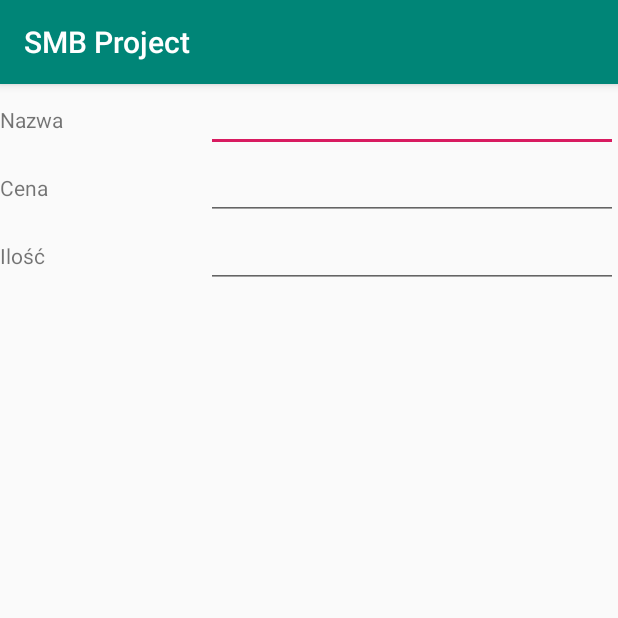
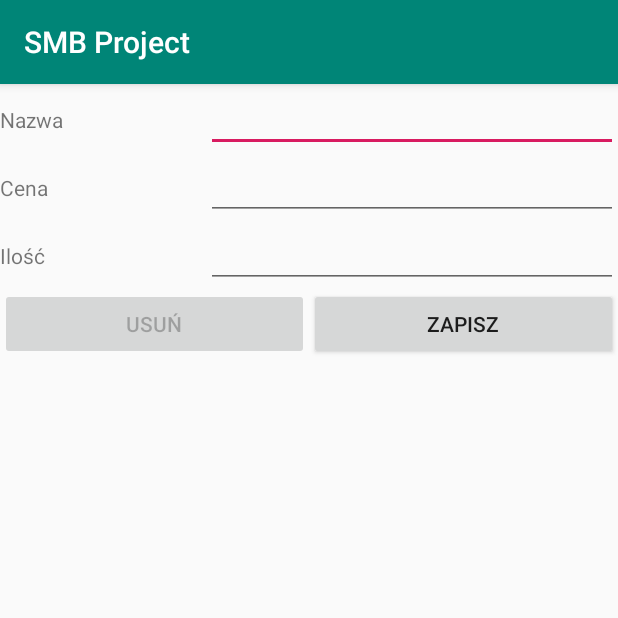
Before and after one commit to LukSpiewak/SMB-Project, an Android app: the ListActivity screen opened directly, with no data from a screen before it, after a tap on "DODAJ", on a phone screen of 412 x 824 dp, the top half of it. Run offline under Robolectric (Android 15) with nearby library versions, the phone set to English and light mode, and no system bars; 1 other tap on this screen came first.

```diff
--- /dev/null
+++ b/app/src/main/java/smb/pja/smbproject/first/db/DataBaseHandler.java
@@ -0,0 +1,96 @@
+package smb.pja.smbproject.first.db;
+
+import android.content.ContentValues;
+import android.content.Context;
+import android.content.Intent;
+import android.database.Cursor;
+import android.database.sqlite.SQLiteDatabase;
+import android.database.sqlite.SQLiteOpenHelper;
+import android.graphics.Path;
+
+import java.util.ArrayList;
+import java.util.Collections;
+import java.util.List;
+import java.util.Optional;
+
+import smb.pja.smbproject.first.list.Item;
+
+public final class DataBaseHandler extends SQLiteOpenHelper {
+
+    private static final int VERSION = 1;
+    private static final String DB_NAME = "CW_1";
+    private SQLiteDatabase db;
+
+    public DataBaseHandler(Context context) {
+        super(context, DB_NAME, null, VERSION);
+        db = getReadableDatabase();
+    }
+
+    @Override
+    public void onCreate(SQLiteDatabase db) {
+        String elementsTable = "" +
+                "CREATE TABLE elementsList (" +
+                "id INTEGER PRIMARY KEY, " +
+                "name TEXT, " +
+                "price NUMERIC, " +
+                "amount INTEGER, " +
+                "bought INTEGER" +
+                ")";
+        db.execSQL(elementsTable);
+    }
+
+    @Override
+    public void onUpgrade(SQLiteDatabase db, int oldVersion, int newVersion) {
+
+    }
+
+    public void addRow(Item item) {
+        ContentValues values = new ContentValues();
+        values.put("name", item.getProductName());
+        values.put("price", item.getPrice());
+        values.put("amount", item.getAmount());
+        values.put("bought", item.isBought());
+        db.insert("elementsList", null, values);
+
+    }
+
+    public Optional<List<Item>> getAllItems() {
+        String query = "SELECT * FROM elementsList";
+
+        Cursor cursor = db.rawQuery(query, null);
+        if (cursor.moveToFirst()) {
+            List<Item> results = new ArrayList<>();
+             do {
+                Integer id = cursor.getInt(0);
+                String name = cursor.getString(1);
+                Float price = cursor.getFloat(2);
+                Integer amount = cursor.getInt(3);
+                Boolean bought = cursor.getInt(4) == 1;
+
+                results.add(new Item(id, name, price, amount, bought));
+            } while (cursor.moveToNext());
+            return Optional.of(results);
+        }
+
+        return Optional.empty();
+    }
+
+    public void update(Item currentItem) {
+        ContentValues cv = new ContentValues();
+        cv.put("name", currentItem.getProductName());
+        cv.put("price", currentItem.getPrice());
+        cv.put("amount", currentItem.getAmount());
+        cv.put("bought", currentItem.isBought() ? 1 : 0);
+        db.update("elementsList", cv, "id = " + currentItem.getId(), null);
+    }
+
+    public void remove(Integer id) {
+        db.delete("elementsList", "id = " + id, null);
+    }
+
+    public void updateCheckbox(Integer idItem, boolean isChecked) {
+        ContentValues cv = new ContentValues();
+        cv.put("bought", isChecked ? 1 : 0);
+        db.update("elementsList", cv, "id = " + idItem, null);
+    }
+}
--- a/app/src/main/java/smb/pja/smbproject/first/list/AddElementActivity.java
+++ b/app/src/main/java/smb/pja/smbproject/first/list/AddElementActivity.java
@@ -1,15 +1,84 @@
 package smb.pja.smbproject.first.list;
 
+import android.content.Intent;
 import android.support.v7.app.AppCompatActivity;
 import android.os.Bundle;
+import android.support.v7.widget.ButtonBarLayout;
+import android.view.View;
+import android.widget.Button;
+import android.widget.EditText;
+import android.widget.Toast;
+
+import java.util.Optional;
 
 import smb.pja.smbproject.R;
+import smb.pja.smbproject.first.db.DataBaseHandler;
 
 public class AddElementActivity extends AppCompatActivity {
+
+    private DataBaseHandler db;
+
+    private EditText name;
+    private EditText price;
+    private EditText amount;
+    private Button removeButton;
+
+    private Item currentItem;
 
     @Override
     protected void onCreate(Bundle savedInstanceState) {
         super.onCreate(savedInstanceState);
+        db = new DataBaseHandler(this);
         setContentView(R.layout.activity_add_element);
+        name = findViewById(R.id.add_element_name_edit_text);
+        price = findViewById(R.id.add_element_price_edit_text);
+        amount = findViewById(R.id.add_element_amount_edit_text);
+        removeButton = findViewById(R.id.add_element_remove_button);
+        removeButton.setEnabled(false);
+
+        Optional.ofNullable(getIntent())
+                .map(b -> b.getSerializableExtra("old"))
+                .ifPresent(this::fillItemFields);
+    }
+
+    private void fillItemFields(Object o) {
+        currentItem = (Item) o;
+        name.setText(currentItem.getProductName());
+        price.setText(currentItem.getPrice().toString());
+        amount.setText(currentItem.getAmount().toString());
+
+        removeButton.setEnabled(true);
+    }
+
+    public void saveOrUpdate(View v) {
+        if (currentItem != null && currentItem.getId() != null) {
+            updateItem();
+        } else {
+            saveNewItem();
+        }
+        super.finish();
+    }
+
+    private void updateItem() {
+        updateCurrentItem();
+        db.update(currentItem);
+    }
+
+    private void updateCurrentItem() {
+        currentItem.setProductName(name.getText().toString());
+        currentItem.setPrice(Float.valueOf(price.getText().toString()));
+        currentItem.setAmount(Integer.valueOf(amount.getText().toString()));
+    }
+
+    private void saveNewItem() {
+        String productName = name.getText().toString();
+        Float price = Float.valueOf(this.price.getText().toString());
+        Integer amount = Integer.valueOf(this.amount.getText().toString());
+        db.addRow(new Item(productName, price, amount, false));
+    }
+
+    public void removeThis(View view) {
+        db.remove(currentItem.getId());
+        super.finish();
     }
 }
--- a/app/src/main/java/smb/pja/smbproject/first/list/Item.java
+++ b/app/src/main/java/smb/pja/smbproject/first/list/Item.java
@@ -1,19 +1,36 @@
 package smb.pja.smbproject.first.list;
 
-import android.icu.util.CurrencyAmount;
+import java.io.Serializable;
 
-public class Item {
+public class Item implements Serializable {
 
+    private Integer id;
     private String productName;
     private Float price;
     private Integer amount;
-    private boolean isPay;
+    private boolean isBought;
 
-    public Item(String productName, Float price, Integer amount, boolean isPay) {
+    public Item(String productName, Float price, Integer amount, boolean isBought) {
         this.productName = productName;
         this.price = price;
         this.amount = amount;
-        this.isPay = isPay;
+        this.isBought = isBought;
+    }
+
+    public Item(Integer id, String productName, Float price, Integer amount, boolean isBought) {
+        this.id = id;
+        this.productName = productName;
+        this.price = price;
+        this.amount = amount;
+        this.isBought = isBought;
+    }
+
+    public Integer getId() {
+        return id;
+    }
+
+    public void setId(Integer id) {
+        this.id = id;
     }
 
     public String getProductName() {
@@ -40,11 +57,11 @@ public class Item {
         this.amount = amount;
     }
 
-    public boolean isPay() {
-        return isPay;
+    public boolean isBought() {
+        return isBought;
     }
 
-    public void setPay(boolean pay) {
-        isPay = pay;
+    public void setBuy(boolean bought) {
+        isBought = bought;
     }
 }
--- a/app/src/main/java/smb/pja/smbproject/first/list/ListActivity.java
+++ b/app/src/main/java/smb/pja/smbproject/first/list/ListActivity.java
@@ -8,31 +8,45 @@ import android.support.v7.widget.RecyclerView;
 import android.view.View;
 
 import java.util.Arrays;
+import java.util.Collections;
 import java.util.List;
 
 import smb.pja.smbproject.R;
+import smb.pja.smbproject.first.db.DataBaseHandler;
 
 public class ListActivity extends AppCompatActivity {
 
+    private DataBaseHandler db;
     private RecyclerView recyclerView;
+    private MyListAdapter listAdapter;
+
+    private List<Item> itemList;
 
     @Override
     protected void onCreate(Bundle savedInstanceState) {
         super.onCreate(savedInstanceState);
         setContentView(R.layout.activity_list);
+        db = new DataBaseHandler(this);
         recyclerView =  findViewById(R.id.list_recycler_view);
 
         recyclerView.setLayoutManager(new LinearLayoutManager(this));
-        recyclerView.setAdapter(new MyListAdapter(getItems()));
 
+        itemList = getItems();
+        listAdapter = new MyListAdapter(itemList);
+        recyclerView.setAdapter(listAdapter);
+    }
 
+    @Override
+    protected void onResume() {
+        super.onResume();
+        itemList.clear();
+        itemList.addAll(getItems());
+        listAdapter.notifyDataSetChanged();
     }
 
     private List<Item> getItems() {
-        return Arrays.asList(
-            new Item("name", 12.0F, 1, true),
-            new Item("name2", 13.0F, 3, false)
-        );
+        return db.getAllItems()
+                .orElse(Collections.emptyList());
     }
 
     public void addNewElement(View view) {
--- a/app/src/main/java/smb/pja/smbproject/first/list/MyListAdapter.java
+++ b/app/src/main/java/smb/pja/smbproject/first/list/MyListAdapter.java
@@ -1,5 +1,6 @@
 package smb.pja.smbproject.first.list;
 
+import android.content.Intent;
 import android.support.annotation.NonNull;
 import android.support.v7.widget.RecyclerView;
 import android.view.LayoutInflater;
@@ -11,6 +12,7 @@ import android.widget.TextView;
 import java.util.List;
 
 import smb.pja.smbproject.R;
+import smb.pja.smbproject.first.db.DataBaseHandler;
 
 class MyListAdapter extends RecyclerView.Adapter<MyListAdapter.ViewHolder> {
 
@@ -23,7 +25,8 @@ class MyListAdapter extends RecyclerView.Adapter<MyListAdapter.ViewHolder> {
     @NonNull
     @Override
     public MyListAdapter.ViewHolder onCreateViewHolder(@NonNull ViewGroup viewGroup, int i) {
-        View view = LayoutInflater.from(viewGroup.getContext()).inflate(R.layout.list_row, viewGroup, false);
+        View view = LayoutInflater.from(viewGroup.getContext())
+                .inflate(R.layout.list_row, viewGroup, false);
 
         return new MyListAdapter.ViewHolder(view);
     }
@@ -32,19 +35,23 @@ class MyListAdapter extends RecyclerView.Adapter<MyListAdapter.ViewHolder> {
     public void onBindViewHolder(@NonNull ViewHolder viewHolder, int i) {
         Item select = items.get(i);
 
+        viewHolder.setIdItem(select.getId());
         viewHolder.name.setText(select.getProductName());
         viewHolder.price.setText(select.getPrice().toString());
         viewHolder.amount.setText(select.getAmount().toString());
-        viewHolder.state.setChecked(select.isPay());
-    }
+        viewHolder.state.setChecked(select.isBought());
+        }
 
     @Override
     public int getItemCount() {
         return items.size();
     }
 
-    public class ViewHolder extends RecyclerView.ViewHolder implements View.OnLongClickListener {
+    public class ViewHolder extends RecyclerView.ViewHolder implements RecyclerView.OnLongClickListener {
 
+        private DataBaseHandler db;
+
+        private Integer idItem;
         private TextView name;
         private TextView price;
         private TextView amount;
@@ -52,17 +59,37 @@ class MyListAdapter extends RecyclerView.Adapter<MyListAdapter.ViewHolder> {
 
         public ViewHolder(@NonNull View itemView) {
             super(itemView);
+            db = new DataBaseHandler(itemView.getContext());
             itemView.setOnLongClickListener(this);
             name = itemView.findViewById(R.id.list_row_name_textView);
             price = itemView.findViewById(R.id.list_row_price_textView);
             amount = itemView.findViewById(R.id.list_row_amount_textView);
             state = itemView.findViewById(R.id.list_row_state_checkBox);
+            setOnClickListener();
+        }
+
+
+        public void setIdItem(Integer idItem) {
+            this.idItem = idItem;
         }
 
         @Override
         public boolean onLongClick(View v) {
-            System.out.println("long click");
+            Item item = new Item(idItem, name.getText().toString(),
+                    Float.valueOf(price.getText().toString()),
+                    Integer.valueOf(amount.getText().toString()),
+                    state.isChecked());
+            Intent intent = new Intent(v.getContext(), AddElementActivity.class);
+            intent.putExtra("old", item);
+            v.getContext().startActivity(intent);
             return true;
         }
+
+        private void setOnClickListener() {
+            state.setOnClickListener(v -> {
+                db.updateCheckbox(idItem, state.isChecked());
+            });
+        }
+
     }
 }
--- a/app/src/main/res/layout/activity_add_element.xml
+++ b/app/src/main/res/layout/activity_add_element.xml
@@ -74,4 +74,30 @@
 
     </LinearLayout>
 
+    <RelativeLayout
+        android:layout_width="match_parent"
+        android:layout_height="match_parent">
+
+        <LinearLayout
+            android:layout_width="match_parent"
+            android:layout_height="match_parent"
+            android:orientation="horizontal">
+
+            <Button
+                android:id="@+id/add_element_remove_button"
+                android:layout_width="0dp"
+                android:layout_weight="1"
+                android:layout_height="wrap_content"
+                android:text="@string/add_element_remove_button"
+                android:onClick="removeThis" />
+
+            <Button
+                android:layout_width="0dp"
+                android:layout_weight="1"
+                android:layout_height="wrap_content"
+                android:text="@string/add_element_save_button"
+                android:onClick="saveOrUpdate"/>
+        </LinearLayout>
+    </RelativeLayout>
+
 </LinearLayout>
--- a/app/src/main/res/values/strings.xml
+++ b/app/src/main/res/values/strings.xml
@@ -15,6 +15,8 @@
     <string name="add_element_amount_label">Ilość</string>
     <string name="add_element_price_label">Cena</string>
     <string name="add_element_name_label">Nazwa</string>
+    <string name="add_element_save_button">Zapisz</string>
+    <string name="add_element_remove_button">Usuń</string>
 
     <string-array name="options_spinner">
         <item>Czerwony</item>
```
Also changed, not shown: app/build.gradle (+8 -2 lines).
